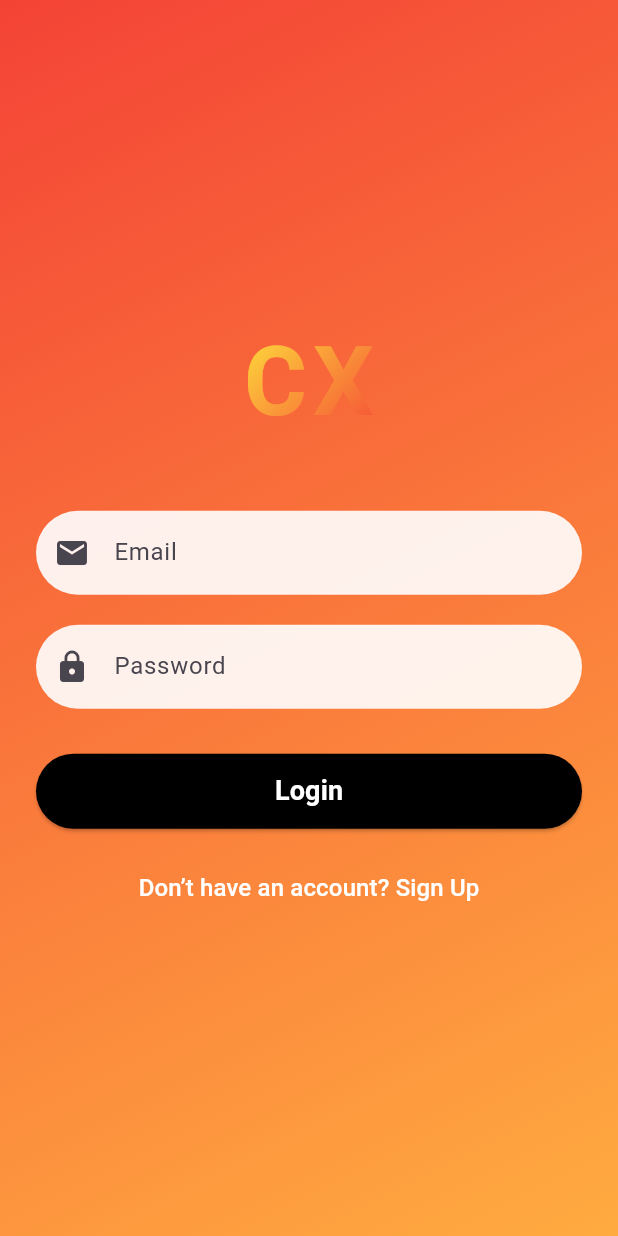
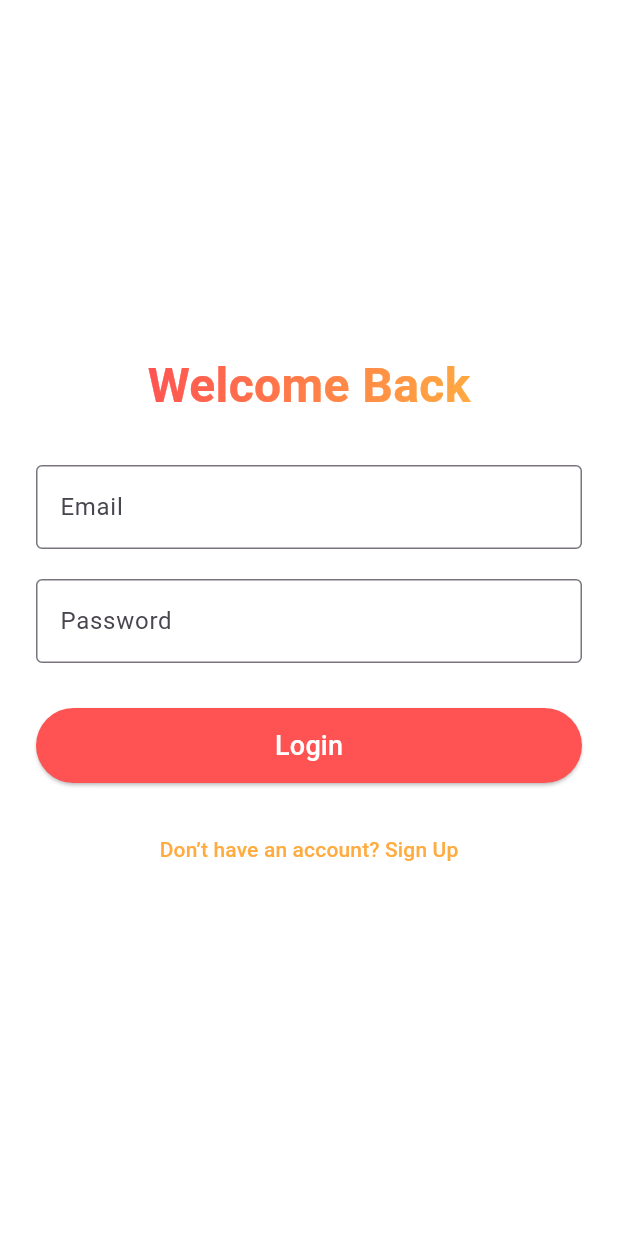
Before and after one commit to mayurnayaksp-cmd/coax-flutter-starter, a Flutter app: the LoginScreen screen opened directly, on a phone screen of 412 x 824 dp. Run offline on Flutter 3.47's test engine with Material 3 defaults, Android fonts, the phone set to English and light mode, and no system bars; our stand-ins replace image_picker; statements that could not run were skipped.

Commit message:
Update login_screen.dart

```diff
--- a/lib/login_screen.dart
+++ b/lib/login_screen.dart
@@ -1,118 +1,97 @@
 import 'package:flutter/material.dart';
-import 'signup_screen.dart';
-import 'home_screen.dart';
+import '../main.dart'; // For MainNavigation
+import 'signup_screen.dart'; // For navigation to signup
 
-class LoginScreen extends StatelessWidget {
+class LoginScreen extends StatefulWidget {
   const LoginScreen({super.key});
+
+  @override
+  State<LoginScreen> createState() => _LoginScreenState();
+}
+
+class _LoginScreenState extends State<LoginScreen> {
+  final TextEditingController _emailController = TextEditingController();
+  final TextEditingController _passwordController = TextEditingController();
+
+  void _login() {
+    // For now: just go to MainNavigation
+    Navigator.pushReplacement(
+      context,
+      MaterialPageRoute(builder: (context) => const MainNavigation()),
+    );
+  }
 
   @override
   Widget build(BuildContext context) {
     return Scaffold(
-      body: Container(
-        decoration: const BoxDecoration(
-          gradient: LinearGradient(
-            colors: [Colors.red, Colors.orangeAccent],
-            begin: Alignment.topLeft,
-            end: Alignment.bottomRight,
-          ),
-        ),
-        child: Center(
+      body: Center(
         child: SingleChildScrollView(
           padding: const EdgeInsets.all(24.0),
           child: Column(
             mainAxisAlignment: MainAxisAlignment.center,
             children: [
-                // App logo
               ShaderMask(
                 shaderCallback: (bounds) => const LinearGradient(
-                    colors: [Colors.yellow, Colors.red],
+                  colors: [Colors.redAccent, Colors.orangeAccent],
                   begin: Alignment.topLeft,
                   end: Alignment.bottomRight,
                 ).createShader(bounds),
                 child: const Text(
-                    "CX",
+                  "Welcome Back",
                   style: TextStyle(
-                      fontSize: 64,
+                    fontSize: 32,
                     fontWeight: FontWeight.bold,
-                      color: Colors.white,
-                      letterSpacing: 4,
-                    ),
-                  ),
-                ),
-                const SizedBox(height: 40),
-
-                // Email field
-                TextField(
-                  decoration: InputDecoration(
-                    filled: true,
-                    fillColor: Colors.white.withOpacity(0.9),
-                    hintText: "Email",
-                    prefixIcon: const Icon(Icons.email),
-                    border: OutlineInputBorder(
-                      borderRadius: BorderRadius.circular(30),
-                      borderSide: BorderSide.none,
-                    ),
-                  ),
-                ),
-                const SizedBox(height: 20),
-
-                // Password field
-                TextField(
-                  obscureText: true,
-                  decoration: InputDecoration(
-                    filled: true,
-                    fillColor: Colors.white.withOpacity(0.9),
-                    hintText: "Password",
-                    prefixIcon: const Icon(Icons.lock),
-                    border: OutlineInputBorder(
-                      borderRadius: BorderRadius.circular(30),
-                      borderSide: BorderSide.none,
+                    color: Colors.white, // masked by gradient
                   ),
                 ),
               ),
               const SizedBox(height: 30),
-
-                // Login button
+              TextField(
+                controller: _emailController,
+                decoration: const InputDecoration(
+                  labelText: "Email",
+                  border: OutlineInputBorder(),
+                ),
+              ),
+              const SizedBox(height: 20),
+              TextField(
+                controller: _passwordController,
+                decoration: const InputDecoration(
+                  labelText: "Password",
+                  border: OutlineInputBorder(),
+                ),
+                obscureText: true,
+              ),
+              const SizedBox(height: 30),
               ElevatedButton(
-                  onPressed: () {
-                    Navigator.pushReplacement(
-                      context,
-                      MaterialPageRoute(builder: (context) => const HomeScreen()),
-                    );
-                  },
+                onPressed: _login,
                 style: ElevatedButton.styleFrom(
-                    backgroundColor: Colors.black,
+                  backgroundColor: Colors.redAccent,
                   foregroundColor: Colors.white,
                   minimumSize: const Size(double.infinity, 50),
-                    shape: RoundedRectangleBorder(
-                      borderRadius: BorderRadius.circular(30),
-                    ),
                 ),
                 child: const Text(
                   "Login",
-                    style: TextStyle(fontSize: 18, fontWeight: FontWeight.bold),
+                  style: TextStyle(fontSize: 18),
                 ),
               ),
-                const SizedBox(height: 15),
-
-                // Signup link
+              const SizedBox(height: 20),
               TextButton(
                 onPressed: () {
-                    Navigator.pushReplacement(
+                  Navigator.push(
                     context,
                     MaterialPageRoute(builder: (context) => const SignupScreen()),
                   );
                 },
                 child: const Text(
                   "Don’t have an account? Sign Up",
-                    style: TextStyle(color: Colors.white, fontSize: 16),
+                  style: TextStyle(color: Colors.orangeAccent),
                 ),
               ),
             ],
           ),
         ),
       ),
-      ),
     );
   }
 }
```
Lines whose indentation alone changed are shown as unchanged.
